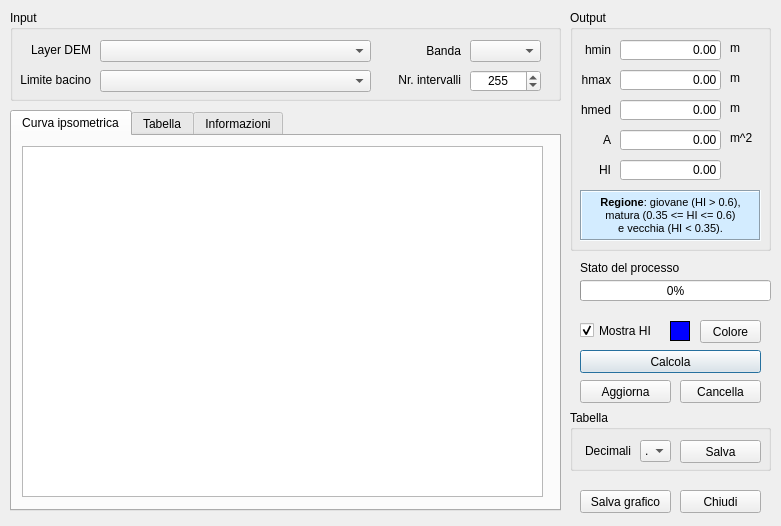
First picture: the form in hypsometric_curve_dialog_base.ui, repository drFaustino/Hypsometric-curve, before the edit.
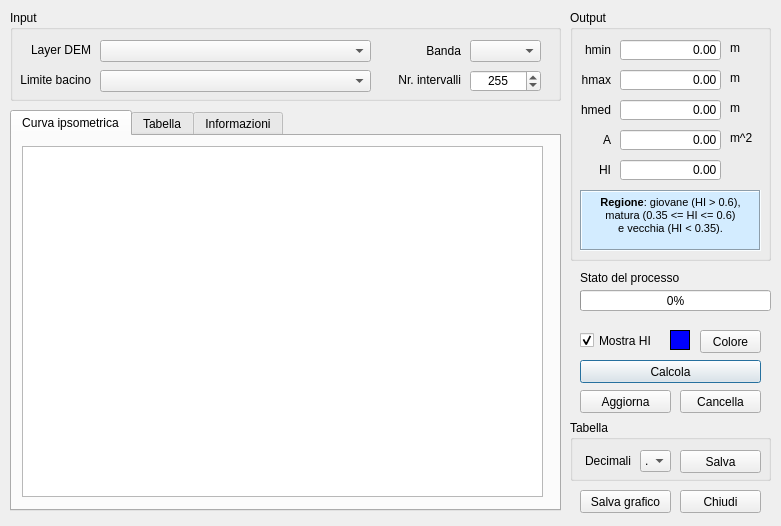
Second picture: the form after the edit.

Patch:
```diff
--- a/hypsometric_curve_dialog_base.ui
+++ b/hypsometric_curve_dialog_base.ui
@@ -148,7 +148,7 @@
      <x>570</x>
      <y>10</y>
      <width>201</width>
-     <height>241</height>
+     <height>251</height>
     </rect>
    </property>
    <property name="title">
@@ -390,7 +390,7 @@
       <x>10</x>
       <y>180</y>
       <width>181</width>
-      <height>51</height>
+      <height>61</height>
      </rect>
     </property>
     <property name="styleSheet">
@@ -567,7 +567,7 @@
    <property name="geometry">
     <rect>
      <x>580</x>
-     <y>350</y>
+     <y>360</y>
      <width>181</width>
      <height>23</height>
     </rect>
@@ -580,7 +580,7 @@
    <property name="geometry">
     <rect>
      <x>680</x>
-     <y>380</y>
+     <y>390</y>
      <width>81</width>
      <height>23</height>
     </rect>
@@ -619,7 +619,7 @@
    <property name="geometry">
     <rect>
      <x>580</x>
-     <y>280</y>
+     <y>290</y>
      <width>191</width>
      <height>21</height>
     </rect>
@@ -632,7 +632,7 @@
    <property name="geometry">
     <rect>
      <x>580</x>
-     <y>260</y>
+     <y>270</y>
      <width>101</width>
      <height>16</height>
     </rect>
@@ -648,7 +648,7 @@
    <property name="geometry">
     <rect>
      <x>580</x>
-     <y>320</y>
+     <y>330</y>
      <width>81</width>
      <height>21</height>
     </rect>
@@ -664,7 +664,7 @@
    <property name="geometry">
     <rect>
      <x>670</x>
-     <y>321</y>
+     <y>330</y>
      <width>20</width>
      <height>20</height>
     </rect>
@@ -689,7 +689,7 @@
    <property name="geometry">
     <rect>
      <x>700</x>
-     <y>320</y>
+     <y>330</y>
      <width>61</width>
      <height>23</height>
     </rect>
@@ -702,7 +702,7 @@
    <property name="geometry">
     <rect>
      <x>570</x>
-     <y>410</y>
+     <y>420</y>
      <width>201</width>
      <height>61</height>
     </rect>
@@ -764,7 +764,7 @@
    <property name="geometry">
     <rect>
      <x>580</x>
-     <y>380</y>
+     <y>390</y>
      <width>91</width>
      <height>23</height>
     </rect>
```
